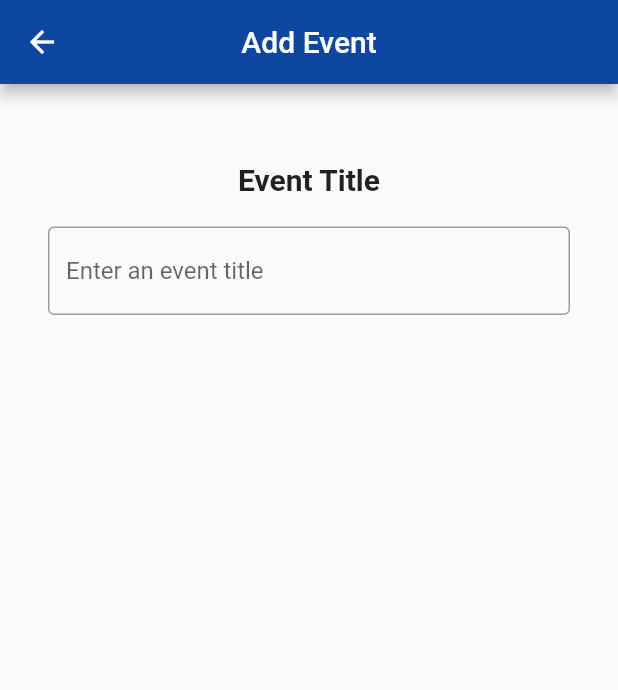
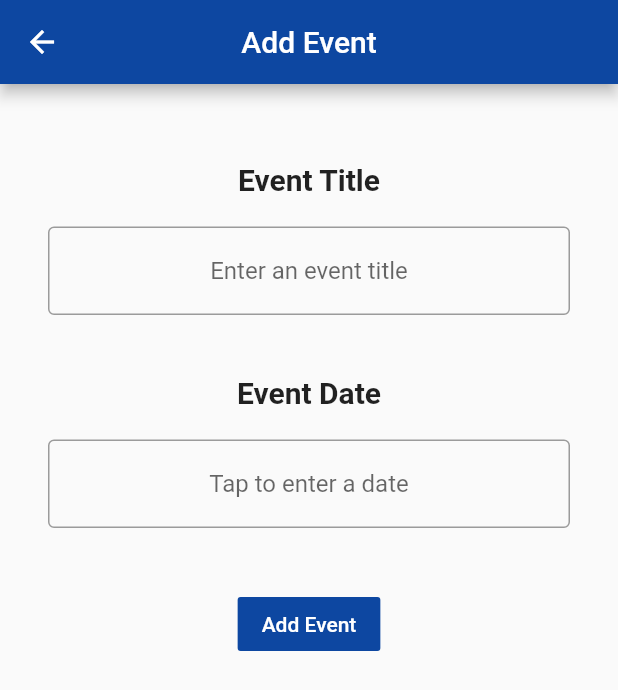
Before and after one commit to ShenLynn/CITS3200-project, a Flutter app: the addEvent screen opened by its route, on a phone screen of 412 x 824 dp. Shown: the top 690 px of the screen. Run offline on Flutter 3.47's test engine with Material 2 defaults, Android fonts, the phone set to English and light mode, and no system bars; drawn by our look-alikes of datetime_picker_formfield; our stand-ins replace cloud_firestore, firebase_auth, firebase_core, table_calendar; accounts and stored records are empty.

Commit message:
Add event form completed

```diff
--- a/asthma_app/lib/forms/addEvent.dart
+++ b/asthma_app/lib/forms/addEvent.dart
@@ -4,12 +4,17 @@ import 'package:table_calendar/table_calendar.dart';
 import 'package:flutter/material.dart';
 import 'package:firebase_auth/firebase_auth.dart';
 import 'package:cloud_firestore/cloud_firestore.dart';
+import 'package:datetime_picker_formfield/datetime_picker_formfield.dart';
+import 'package:intl/intl.dart';
 
 final _titleController = TextEditingController();
 final _descController = TextEditingController();
+TextEditingController _dateController = TextEditingController();
+DateTime _chosenDate;
 final FirebaseAuth auth = FirebaseAuth.instance;
 final User user = auth.currentUser;
 final userid = user.uid;
+final format = DateFormat("yyyy-MM-dd");
 
 class addEvent extends StatefulWidget {
   @override
@@ -44,8 +49,11 @@ class _addEventState extends State<addEvent> {
                 SizedBox(height: 20),
                 TextFormField(
                   controller: _titleController,
-                  textAlign: TextAlign.left,
+                  textAlign: TextAlign.center,
                   decoration: InputDecoration(
+                    fillColor: Colors.blue[900],
+                    focusColor:Colors.blue[900] ,
+                    hoverColor: Colors.blue[900],
                     border: OutlineInputBorder(),
                     hintText: "Enter an event title",
                   ),
@@ -54,6 +62,54 @@ class _addEventState extends State<addEvent> {
                       return "An event title must be supplied";
                     }
                    }
+                ),
+                SizedBox(height: 40),
+                Text(
+                    "Event Date",
+                  style: TextStyle(
+                    fontWeight: FontWeight.bold,
+                    fontSize: 20,
+                )),
+                SizedBox(height:20),
+                DateTimeField(
+                  controller: _dateController,
+                  format: format,
+                  textAlign: TextAlign.center,
+                  decoration: InputDecoration(
+                    fillColor: Colors.blue[900],
+                    focusColor:Colors.blue[900] ,
+                    hoverColor: Colors.blue[900],
+                    border: OutlineInputBorder(),
+                    hintText: "Tap to enter a date",
+                  ),
+                  onShowPicker: (context, currentValue) {
+                    return showDatePicker(
+                        context: context,
+                        firstDate: DateTime(1900),
+                        initialDate: currentValue ?? DateTime.now(),
+                        lastDate: DateTime(2100)
+                    ); //.then((date) {
+                      //setState(() {
+                       // _chosenDate = date;
+                       // print(_chosenDate);
+                      //});
+                   // });
+                  },
+                ),
+                SizedBox(height: 40),
+                FlatButton(
+                  color: Colors.blue[900],
+                    onPressed: (){
+                    print(_dateController.text);
+                    print(_titleController.text);
+                    print(userid);
+                    },
+                    child: Text(
+                        "Add Event",
+                      style: TextStyle(
+                        color: Colors.white
+                      ),
+                    )
                 )
               ],
             ),
@@ -62,3 +118,22 @@ class _addEventState extends State<addEvent> {
     );
   }
 }
+/**class BasicDateField extends StatelessWidget {
+  final format = DateFormat("yyyy-MM-dd");
+  @override
+  Widget build(BuildContext context) {
+    return Column(children: <Widget>[
+      Text('Select an event date (${format.pattern})'),
+      DateTimeField(
+        format: format,
+        onShowPicker: (context, currentValue) {
+          return showDatePicker(
+              context: context,
+              firstDate: DateTime(1900),
+              initialDate: currentValue ?? DateTime.now(),
+              lastDate: DateTime(2100));
+        },
+      ),
+    ]);
+  }
+}**/
--- a/asthma_app/lib/pages/calendar.dart
+++ b/asthma_app/lib/pages/calendar.dart
@@ -3,7 +3,7 @@ import 'package:flutter/cupertino.dart';
 import 'package:flutter/material.dart';
 import 'package:table_calendar/table_calendar.dart';
 import 'package:flutter/material.dart';
-
+import 'package:datetime_picker_formfield/datetime_picker_formfield.dart';
 
 
 
--- a/asthma_app/pubspec.yaml
+++ b/asthma_app/pubspec.yaml
@@ -31,6 +31,7 @@ dependencies:
   cupertino_icons: ^0.1.3
   table_calendar: ^2.2.3
   cloud_firestore: ^0.14.0+2
+  datetime_picker_formfield: ^1.0.0
 
 dev_dependencies:
   flutter_test:
```
Also changed, not shown: asthma_app/lib/main.dart (+10 -5 lines), asthma_app/pubspec.lock.
